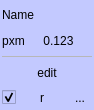
Before: the Qt Designer form shapeout2/gui/matrix/dm_dataset.ui in ZELLMECHANIK-DRESDEN/ShapeOut2, drawn with Qt 5.
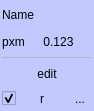
After: the same form once the commit is applied. Icons and pictures are not drawn.

Commit message: fix: adapt color scheme to work in dark mode (close #92)

The edit to the form file:
```diff
--- a/shapeout2/gui/matrix/dm_dataset.ui
+++ b/shapeout2/gui/matrix/dm_dataset.ui
@@ -10,7 +10,7 @@
     <x>0</x>
     <y>0</y>
     <width>94</width>
-    <height>110</height>
+    <height>111</height>
    </rect>
   </property>
   <property name="sizePolicy">
@@ -26,7 +26,7 @@
    <bool>false</bool>
   </property>
   <property name="styleSheet">
-   <string notr="true">background-color:#C3C9FF</string>
+   <string notr="true">background-color:#C3C9FF; color:black</string>
   </property>
   <layout class="QVBoxLayout" name="verticalLayout">
    <property name="spacing">
@@ -233,7 +233,7 @@
         <item>
          <widget class="QCheckBox" name="checkBox">
           <property name="sizePolicy">
-           <sizepolicy hsizetype="Fixed" vsizetype="Fixed">
+           <sizepolicy hsizetype="Minimum" vsizetype="Fixed">
             <horstretch>0</horstretch>
             <verstretch>0</verstretch>
            </sizepolicy>
```
The commit also changes 10 other files.
